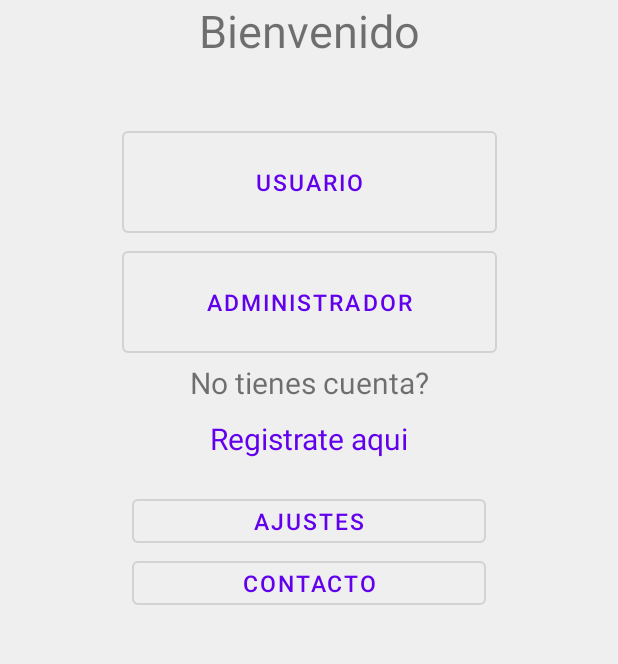
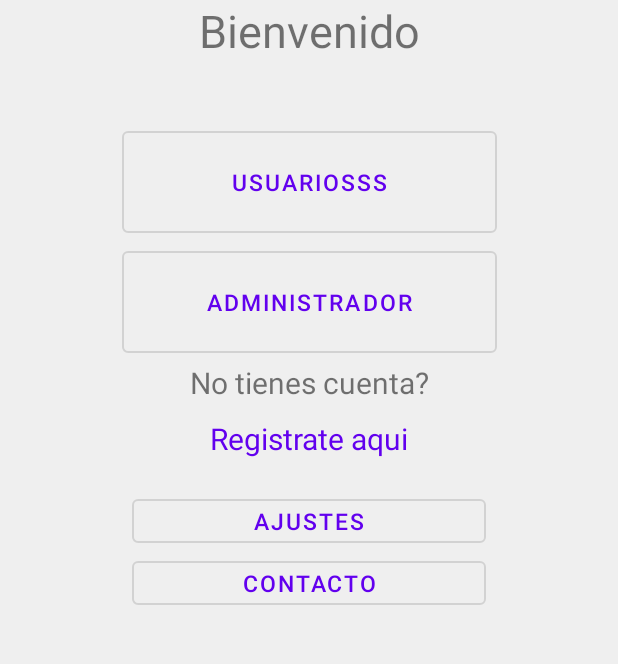
Before and after one commit to JosueAlvarado50/DreamShopApp, an Android app: the screen it shows after launch (HomeActivity), on a phone screen of 412 x 824 dp, the part 526-1190 px from its top. Run offline under Robolectric (Android 15) with nearby library versions, the phone set to English and light mode, and no system bars.

Commit message:
prueba2
pruebas

```diff
--- a/DreamShop/app/src/main/res/values/strings.xml
+++ b/DreamShop/app/src/main/res/values/strings.xml
@@ -12,7 +12,7 @@
     <string name="bienvenido">Bienvenido</string>
     <string name="password">Contraseña</string>
     <string name="settings">Ajustes</string>
-    <string name="user">Usuario</string>
+    <string name="user">Usuariosss</string>
     <string name="unete">Unirse</string>
     <string name="sharebutt">Compartir</string>
     <string name="share">Si te gusta nuestra app comparte con tus amigos.</string>
```
